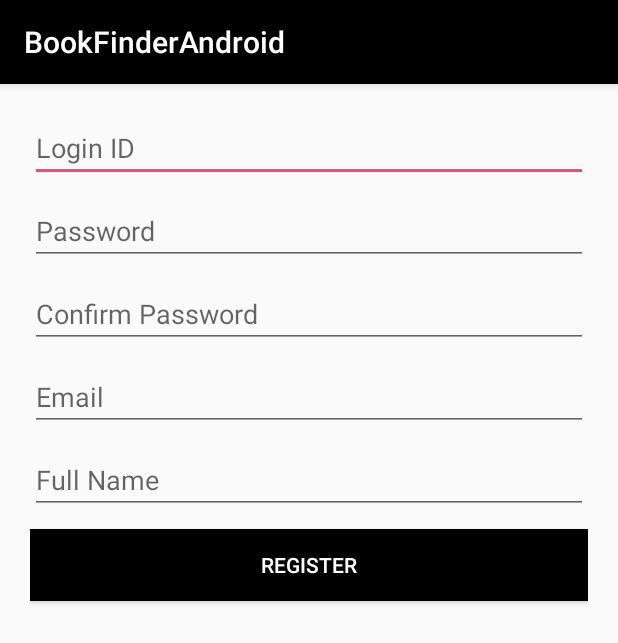
After one commit to gaara4896/BookFinderAndroid, an Android app: the RegisterActivity screen opened directly, with no data from a screen before it, on a phone screen of 412 x 824 dp. The commit adds this screen. Shown: the top 643 px of the screen. Run offline under Robolectric (Android 15) with nearby library versions, the phone set to English and light mode, and no system bars.

Commit message:
RegisterImplemented

```diff
--- a/app/build.gradle
+++ b/app/build.gradle
@@ -39,5 +39,9 @@ dependencies {
     compile 'com.twitter.sdk.android:twitter:3.1.1'
     // (Optional) Monetize using mopub
     compile 'com.twitter.sdk.android:twitter-mopub:3.1.1'
+    // Google
+    compile 'com.google.android.gms:play-services-auth:11.2.0'
 
 }
+
+apply plugin: 'com.google.gms.google-services'
--- a/app/src/main/AndroidManifest.xml
+++ b/app/src/main/AndroidManifest.xml
@@ -19,7 +19,8 @@
                 <category android:name="android.intent.category.LAUNCHER" />
             </intent-filter>
         </activity>
-        <activity android:name=".UserManager.LoginActivity"></activity>
+        <activity android:name=".UserManager.LoginActivity" />
+        <activity android:name=".UserManager.RegisterActivity"></activity>
     </application>
 
 </manifest>
--- /dev/null
+++ b/app/src/main/res/layout/activity_register.xml
@@ -0,0 +1,64 @@
+<?xml version="1.0" encoding="utf-8"?>
+<android.support.constraint.ConstraintLayout xmlns:android="http://schemas.android.com/apk/res/android"
+    xmlns:app="http://schemas.android.com/apk/res-auto"
+    xmlns:tools="http://schemas.android.com/tools"
+    android:layout_width="match_parent"
+    android:layout_height="match_parent"
+    tools:context="com.example.gaara.bookfinderandroid.UserManager.RegisterActivity">
+
+    <LinearLayout
+        android:layout_width="match_parent"
+        android:layout_height="match_parent"
+        android:orientation="vertical"
+        android:layout_margin="20dp">
+
+        <EditText
+            android:layout_width="match_parent"
+            android:layout_height="wrap_content"
+            android:hint="Login ID"
+            android:id="@+id/editText_LoginId"
+            android:layout_marginBottom="10dp"
+            android:inputType="text"/>
+
+        <EditText
+            android:layout_width="match_parent"
+            android:layout_height="wrap_content"
+            android:hint="Password"
+            android:id="@+id/editText_Password"
+            android:layout_marginBottom="10dp"
+            android:inputType="textPassword"/>
+
+        <EditText
+            android:layout_width="match_parent"
+            android:layout_height="wrap_content"
+            android:hint="Confirm Password"
+            android:id="@+id/editText_ConfirmPassword"
+            android:layout_marginBottom="10dp"
+            android:inputType="textPassword"/>
+
+        <EditText
+            android:layout_width="match_parent"
+            android:layout_height="wrap_content"
+            android:hint="Email"
+            android:id="@+id/editText_Email"
+            android:layout_marginBottom="10dp"
+            android:inputType="textEmailAddress"/>
+
+        <EditText
+            android:layout_width="match_parent"
+            android:layout_height="wrap_content"
+            android:hint="Full Name"
+            android:id="@+id/editText_Name"
+            android:layout_marginBottom="10dp"
+            android:inputType="text"/>
+
+        <Button
+            android:layout_width="match_parent"
+            android:layout_height="wrap_content"
+            android:text="Register"
+            android:id="@+id/button_Register"
+            android:background="@color/colorPrimary"
+            android:textColor="@android:color/white"/>
+    </LinearLayout>
+
+</android.support.constraint.ConstraintLayout>
--- a/build.gradle
+++ b/build.gradle
@@ -10,6 +10,7 @@ buildscript {
     dependencies {
         classpath 'com.android.tools.build:gradle:3.0.0-beta7'
         classpath "org.jetbrains.kotlin:kotlin-gradle-plugin:$kotlin_version"
+        classpath 'com.google.gms:google-services:3.1.0'
 
         // NOTE: Do not place your application dependencies here; they belong
         // in the individual module build.gradle files
```
Also changed, not shown: app/src/main/java/com/example/gaara/bookfinderandroid/MainActivity.kt (+5 -15 lines), app/src/main/java/com/example/gaara/bookfinderandroid/UserManager/LoginActivity.kt (+25 -7 lines), app/src/main/java/com/example/gaara/bookfinderandroid/UserManager/RegisterActivity.kt (added, +48 -0 lines), app/src/main/res/drawable/ic_power_settings_new_black_24dp.xml (added, +9 -0 lines), app/src/main/res/layout/activity_login.xml (+17 -13 lines), app/src/main/res/menu/activity_main_drawer.xml (+5 -21 lines), 1 other file.
